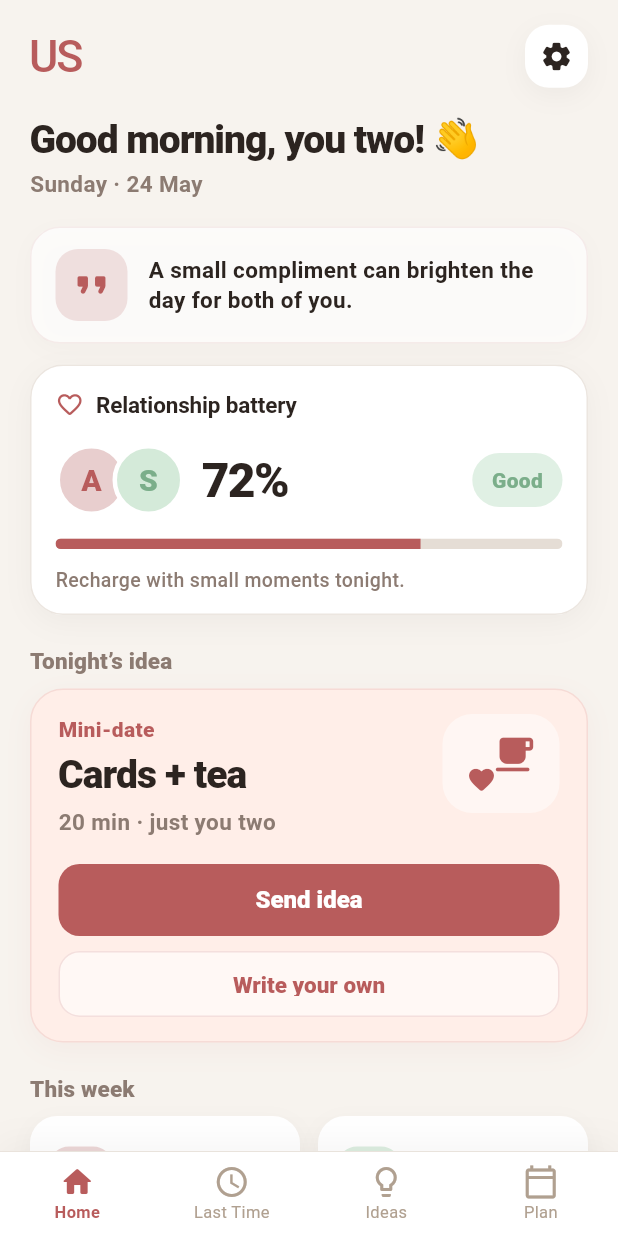
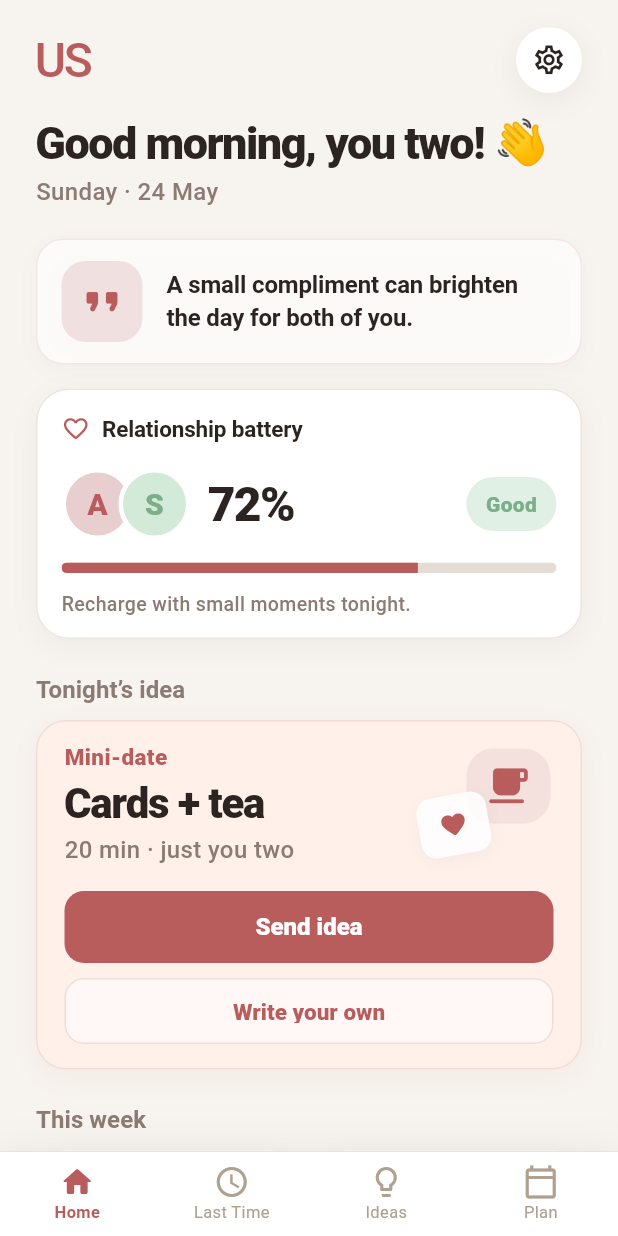
Before and after one commit to mirnoah4-beep/US, a Flutter app: the screen it shows after launch, on a phone screen of 412 x 824 dp. Run offline on Flutter 3.47's test engine with Material 3 defaults, Android fonts, the phone set to English and light mode, and no system bars; Roboto replaces fonts that are missing (Georgia, SF Pro Display).

Commit message:
Match home mockup spacing and structure more closely

```diff
--- a/lib/screens/home_screen.dart
+++ b/lib/screens/home_screen.dart
@@ -17,44 +17,45 @@ class HomeScreen extends StatelessWidget {
       backgroundColor: AppTheme.background,
       body: SafeArea(
         child: ListView(
-          padding: const EdgeInsets.fromLTRB(20, 16, 20, 118),
+          padding: const EdgeInsets.fromLTRB(24, 18, 24, 112),
           children: [
             _buildTopBar(context),
-            const SizedBox(height: 20),
+            const SizedBox(height: 18),
             Text(
               _timeGreeting(),
               style: const TextStyle(
                 color: AppTheme.textPrimary,
-                fontSize: 26,
-                fontWeight: FontWeight.w900,
-                letterSpacing: -0.7,
-                height: 1.08,
+                fontSize: 30,
+                fontWeight: FontWeight.w800,
+                letterSpacing: -1.0,
+                height: 1.05,
               ),
             ),
-            const SizedBox(height: 5),
+            const SizedBox(height: 7),
             Text(
               _dateLine(),
               style: const TextStyle(
                 color: AppTheme.textSecondary,
-                fontSize: 15,
-                fontWeight: FontWeight.w600,
+                fontSize: 16,
+                fontWeight: FontWeight.w500,
+                height: 1.1,
               ),
             ),
-            const SizedBox(height: 18),
-            _buildQuoteCard(),
-            const SizedBox(height: 14),
+            const SizedBox(height: 22),
+            _buildReminderCard(),
+            const SizedBox(height: 16),
             RelationshipBatteryCard(
               percent: state.batteryPercent,
               statusLine: state.batteryStatusLine,
               message: 'Recharge with small moments tonight.',
             ),
-            const SizedBox(height: 20),
+            const SizedBox(height: 22),
             _sectionTitle('Tonight’s idea'),
-            const SizedBox(height: 8),
-            _buildMiniDateCard(context),
-            const SizedBox(height: 20),
+            const SizedBox(height: 9),
+            _buildTonightIdeaCard(context),
+            const SizedBox(height: 22),
             _sectionTitle('This week'),
-            const SizedBox(height: 8),
+            const SizedBox(height: 9),
             _buildWeekGrid(state),
           ],
         ),
@@ -70,9 +71,10 @@ class HomeScreen extends StatelessWidget {
             'US',
             style: TextStyle(
               color: AppTheme.accentRose,
-              fontSize: 30,
+              fontSize: 32,
               fontWeight: FontWeight.w500,
-              letterSpacing: -1.4,
+              letterSpacing: -1.6,
+              height: 1,
               fontFamily: 'Georgia',
             ),
           ),
@@ -80,23 +82,23 @@ class HomeScreen extends StatelessWidget {
         GestureDetector(
           onTap: () => _openSettings(context),
           child: Container(
-            width: 42,
-            height: 42,
+            width: 44,
+            height: 44,
             decoration: BoxDecoration(
               color: AppTheme.white,
-              borderRadius: BorderRadius.circular(16),
+              borderRadius: BorderRadius.circular(999),
               boxShadow: [
                 BoxShadow(
-                  color: AppTheme.textPrimary.withValues(alpha: 0.05),
-                  blurRadius: 14,
+                  color: AppTheme.textPrimary.withValues(alpha: 0.065),
+                  blurRadius: 16,
                   offset: const Offset(0, 5),
                 ),
               ],
             ),
             child: const Icon(
-              Icons.settings_rounded,
+              Icons.settings_outlined,
               color: AppTheme.textPrimary,
-              size: 22,
+              size: 23,
             ),
           ),
         ),
@@ -104,13 +106,13 @@ class HomeScreen extends StatelessWidget {
     );
   }
 
-  Widget _buildQuoteCard() {
+  Widget _buildReminderCard() {
     return Container(
       width: double.infinity,
       decoration: BoxDecoration(
         color: AppTheme.white.withValues(alpha: 0.72),
-        borderRadius: BorderRadius.circular(20),
-        border: Border.all(color: AppTheme.accentRose.withValues(alpha: 0.10)),
+        borderRadius: BorderRadius.circular(18),
+        border: Border.all(color: AppTheme.accentRose.withValues(alpha: 0.13)),
         boxShadow: [
           BoxShadow(
             color: AppTheme.textPrimary.withValues(alpha: 0.025),
@@ -123,27 +125,28 @@ class HomeScreen extends StatelessWidget {
       child: Row(
         children: [
           Container(
-            width: 48,
-            height: 48,
+            width: 54,
+            height: 54,
             decoration: BoxDecoration(
-              color: AppTheme.accentRoseLight.withValues(alpha: 0.62),
-              borderRadius: BorderRadius.circular(15),
+              color: AppTheme.accentRoseLight.withValues(alpha: 0.58),
+              borderRadius: BorderRadius.circular(16),
             ),
             child: const Icon(
               Icons.format_quote_rounded,
               color: AppTheme.accentRose,
-              size: 28,
+              size: 31,
             ),
           ),
-          const SizedBox(width: 14),
+          const SizedBox(width: 16),
           const Expanded(
             child: Text(
               'A small compliment can brighten the day for both of you.',
               style: TextStyle(
                 color: AppTheme.textPrimary,
-                fontSize: 15,
+                fontSize: 16,
                 fontWeight: FontWeight.w600,
                 height: 1.35,
+                letterSpacing: -0.1,
               ),
             ),
           ),
@@ -157,23 +160,23 @@ class HomeScreen extends StatelessWidget {
       title,
       style: const TextStyle(
         color: AppTheme.textSecondary,
-        fontSize: 15,
-        fontWeight: FontWeight.w800,
-        letterSpacing: 0.1,
+        fontSize: 16,
+        fontWeight: FontWeight.w700,
+        letterSpacing: 0.05,
       ),
     );
   }
 
-  Widget _buildMiniDateCard(BuildContext context) {
+  Widget _buildTonightIdeaCard(BuildContext context) {
     return Container(
       width: double.infinity,
       decoration: BoxDecoration(
-        color: const Color(0xFFFFEEE8),
-        borderRadius: BorderRadius.circular(22),
-        border: Border.all(color: AppTheme.accentRose.withValues(alpha: 0.13)),
+        color: const Color(0xFFFFF0EA),
+        borderRadius: BorderRadius.circular(20),
+        border: Border.all(color: AppTheme.accentRose.withValues(alpha: 0.14)),
         boxShadow: [
           BoxShadow(
-            color: AppTheme.accentRose.withValues(alpha: 0.06),
+            color: AppTheme.accentRose.withValues(alpha: 0.055),
             blurRadius: 16,
             offset: const Offset(0, 5),
           ),
@@ -194,60 +197,85 @@ class HomeScreen extends StatelessWidget {
                       'Mini-date',
                       style: TextStyle(
                         color: AppTheme.accentRose,
-                        fontSize: 14,
+                        fontSize: 15,
                         fontWeight: FontWeight.w800,
+                        height: 1,
                       ),
                     ),
-                    SizedBox(height: 6),
+                    SizedBox(height: 9),
                     Text(
                       'Cards + tea',
                       style: TextStyle(
                         color: AppTheme.textPrimary,
-                        fontSize: 26,
+                        fontSize: 28,
                         fontWeight: FontWeight.w900,
-                        letterSpacing: -0.6,
-                        height: 1.05,
+                        letterSpacing: -0.8,
+                        height: 1,
                       ),
                     ),
-                    SizedBox(height: 8),
+                    SizedBox(height: 10),
                     Text(
                       '20 min · just you two',
                       style: TextStyle(
                         color: AppTheme.textSecondary,
-                        fontSize: 15,
-                        fontWeight: FontWeight.w600,
+                        fontSize: 16,
+                        fontWeight: FontWeight.w500,
+                        height: 1,
                       ),
                     ),
                   ],
                 ),
               ),
-              const SizedBox(width: 12),
-              Container(
-                width: 78,
-                height: 66,
-                decoration: BoxDecoration(
-                  color: AppTheme.white.withValues(alpha: 0.48),
-                  borderRadius: BorderRadius.circular(20),
-                ),
-                child: const Stack(
+              const SizedBox(width: 10),
+              SizedBox(
+                width: 92,
+                height: 78,
+                child: Stack(
+                  clipBehavior: Clip.none,
                   alignment: Alignment.center,
                   children: [
                     Positioned(
-                      top: 12,
-                      right: 15,
-                      child: Icon(
-                        Icons.local_cafe_rounded,
-                        color: AppTheme.accentRose,
-                        size: 30,
+                      right: 2,
+                      top: 2,
+                      child: Container(
+                        width: 56,
+                        height: 50,
+                        decoration: BoxDecoration(
+                          color: AppTheme.accentRoseLight.withValues(alpha: 0.48),
+                          borderRadius: BorderRadius.circular(18),
+                        ),
+                        child: const Icon(
+                          Icons.local_cafe_rounded,
+                          color: AppTheme.accentRose,
+                          size: 31,
+                        ),
                       ),
                     ),
                     Positioned(
-                      bottom: 12,
-                      left: 16,
-                      child: Icon(
-                        Icons.favorite_rounded,
-                        color: AppTheme.accentRose,
-                        size: 20,
+                      left: 2,
+                      bottom: 5,
+                      child: Transform.rotate(
+                        angle: -0.18,
+                        child: Container(
+                          width: 47,
+                          height: 40,
+                          decoration: BoxDecoration(
+                            color: AppTheme.white.withValues(alpha: 0.88),
+                            borderRadius: BorderRadius.circular(10),
+                            boxShadow: [
+                              BoxShadow(
+                                color: AppTheme.textPrimary.withValues(alpha: 0.04),
+                                blurRadius: 8,
+                                offset: const Offset(0, 3),
+                              ),
+                            ],
+                          ),
+                          child: const Icon(
+                            Icons.favorite_rounded,
+                            color: AppTheme.accentRose,
+                            size: 19,
+                          ),
+                        ),
                       ),
                     ),
                   ],
@@ -255,7 +283,7 @@ class HomeScreen extends StatelessWidget {
               ),
             ],
           ),
-          const SizedBox(height: 18),
+          const SizedBox(height: 19),
           SizedBox(
             width: double.infinity,
             height: 48,
@@ -265,7 +293,7 @@ class HomeScreen extends StatelessWidget {
                 backgroundColor: AppTheme.accentRose,
                 foregroundColor: AppTheme.white,
                 elevation: 0,
-                shape: RoundedRectangleBorder(borderRadius: BorderRadius.circular(14)),
+                shape: RoundedRectangleBorder(borderRadius: BorderRadius.circular(13)),
               ),
               child: const Text(
                 'Send idea',
@@ -280,10 +308,10 @@ class HomeScreen extends StatelessWidget {
             child: OutlinedButton(
               onPressed: () => _openCustomMessageSheet(context),
               style: OutlinedButton.styleFrom(
-                backgroundColor: AppTheme.white.withValues(alpha: 0.58),
+                backgroundColor: AppTheme.white.withValues(alpha: 0.55),
                 foregroundColor: AppTheme.accentRose,
-                side: BorderSide(color: AppTheme.accentRose.withValues(alpha: 0.16)),
-                shape: RoundedRectangleBorder(borderRadius: BorderRadius.circular(14)),
+                side: BorderSide(color: AppTheme.accentRose.withValues(alpha: 0.18)),
+                shape: RoundedRectangleBorder(borderRadius: BorderRadius.circular(13)),
               ),
               child: const Text(
                 'Write your own',
@@ -303,7 +331,7 @@ class HomeScreen extends StatelessWidget {
       physics: const NeverScrollableScrollPhysics(),
       crossAxisSpacing: 12,
       mainAxisSpacing: 12,
-      childAspectRatio: 2.18,
+      childAspectRatio: 2.12,
       children: [
         _WeekTile(
           icon: Icons.home_rounded,
@@ -524,19 +552,19 @@ class _WeekTile extends StatelessWidget {
           ),
         ],
       ),
-      padding: const EdgeInsets.all(13),
+      padding: const EdgeInsets.all(14),
       child: Row(
         children: [
           Container(
-            width: 42,
-            height: 42,
+            width: 43,
+            height: 43,
             decoration: BoxDecoration(
               color: iconBg.withValues(alpha: 0.82),
               borderRadius: BorderRadius.circular(13),
             ),
             child: Icon(icon, color: iconColor, size: 23),
           ),
-          const SizedBox(width: 11),
+          const SizedBox(width: 12),
           Expanded(
             child: Column(
               mainAxisAlignment: MainAxisAlignment.center,
@@ -569,7 +597,7 @@ class _WeekTile extends StatelessWidget {
             ),
           ),
           if (complete) ...[
-            const SizedBox(width: 6),
+            const SizedBox(width: 7),
             Container(
               width: 22,
               height: 22,
```
